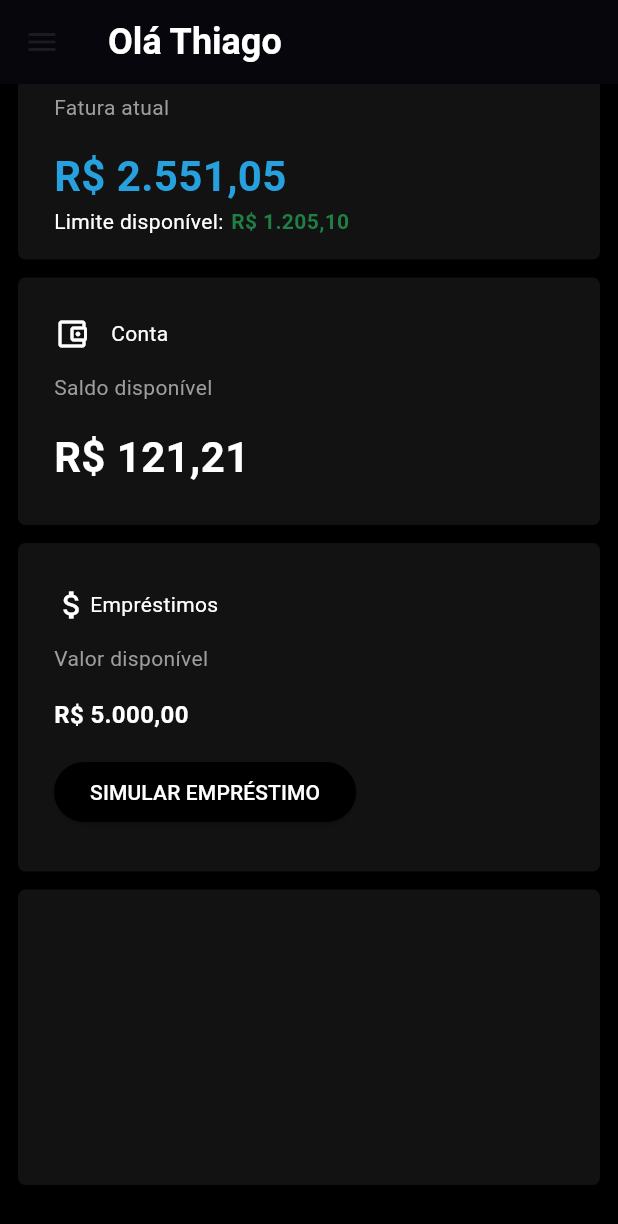
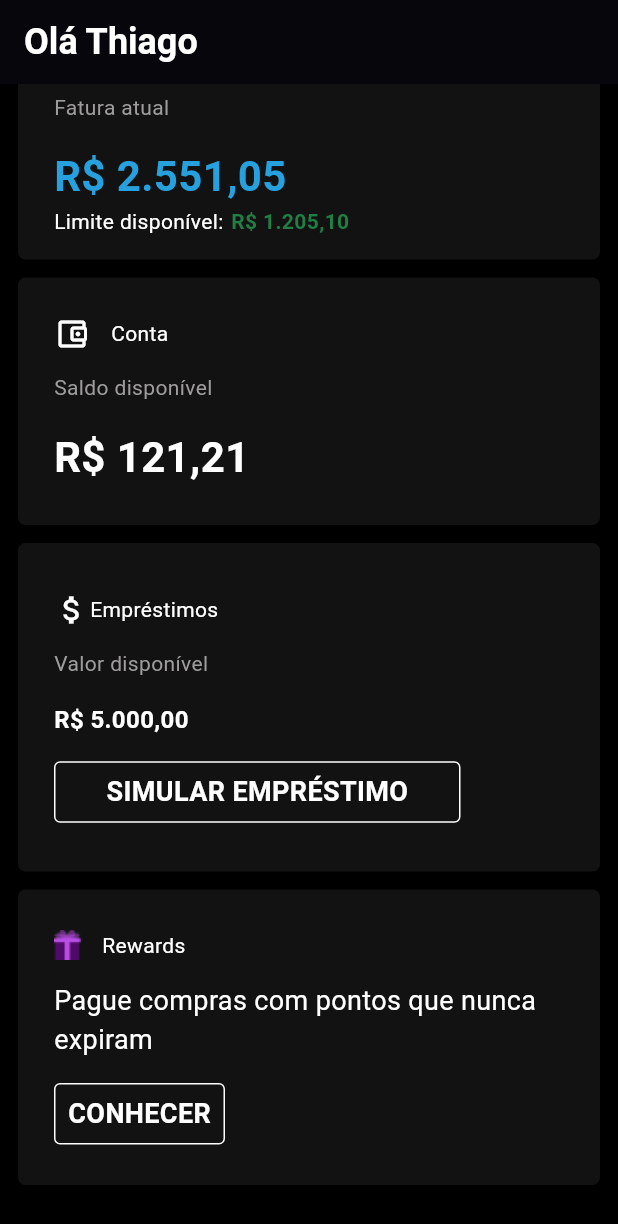
Before and after one commit to ThiagoDeSena/nubank-dark, a Flutter app: the screen it shows after launch, scrolled down 78 dp, on a phone screen of 412 x 824 dp. Shown: the top 1224 px of the screen. Run offline on Flutter 3.47's test engine with Material 3 defaults, Android fonts, the light colour scheme and no system bars; statements that could not run were skipped.

Commit message:
Tela concluída

```diff
--- a/nubank_tela/lib/container/container_emprestimo.dart
+++ b/nubank_tela/lib/container/container_emprestimo.dart
@@ -32,37 +32,43 @@ class ContainerEmprestimo extends StatelessWidget {
                     )
                   ],
                 ),
-                SizedBox(
+                const SizedBox(
                   height: 14,
                 ),
-                Text(
+                const Text(
                   "Valor disponível",
                   style: TextStyle(color: Color(0xff9E9C9C)),
                 ),
-                SizedBox(
+                const SizedBox(
                   height: 16,
                 ),
-                Text(
+                const Text(
                   "R\$ 5.000,00",
                   style: TextStyle(
                       color: Colors.white,
                       fontSize: 16,
                       fontWeight: FontWeight.bold),
                 ),
-                SizedBox(
+                const SizedBox(
                   height: 16,
                 ),
-                ElevatedButton(
-                    style: ButtonStyle(
-                        backgroundColor:
-                            MaterialStatePropertyAll(Colors.black)),
-                    onPressed: () {
-                      print("Apertou o botão para simular empréstimo");
-                    },
+                Container(
+                  decoration: BoxDecoration(
+                      borderRadius: BorderRadius.circular(4),
+                      color: Colors.transparent,
+                      border: Border.all(color: Colors.white)),
+                  width: 271,
+                  height: 41,
+                  child: const Center(
                     child: Text(
                       "SIMULAR EMPRÉSTIMO",
-                      style: TextStyle(color: Colors.white),
-                    ))
+                      style: TextStyle(
+                          color: Colors.white,
+                          fontSize: 18,
+                          fontWeight: FontWeight.bold),
+                    ),
+                  ),
+                )
               ]),
         ),
       ),
--- a/nubank_tela/lib/container/container_rewards.dart
+++ b/nubank_tela/lib/container/container_rewards.dart
@@ -14,6 +14,51 @@ class ContainerRewards extends StatelessWidget {
           borderRadius: BorderRadius.circular(5),
           color: const Color(0xff121212),
         ),
+        child: Padding(
+          padding: const EdgeInsets.only(left: 24),
+          child: Column(
+              crossAxisAlignment: CrossAxisAlignment.start,
+              mainAxisAlignment: MainAxisAlignment.center,
+              children: [
+                Row(children: [
+                  Image.asset("imagens/present.png"),
+                  const SizedBox(
+                    width: 14,
+                  ),
+                  const Text(
+                    "Rewards",
+                    style: TextStyle(color: Colors.white),
+                  )
+                ]),
+                const SizedBox(
+                  height: 14,
+                ),
+                const Text(
+                  "Pague compras com pontos que nunca expiram",
+                  style: TextStyle(color: Colors.white, fontSize: 18),
+                ),
+                const SizedBox(
+                  height: 16,
+                ),
+                Container(
+                  decoration: BoxDecoration(
+                      color: Colors.transparent,
+                      borderRadius: BorderRadius.circular(4),
+                      border: Border.all(color: Colors.white)),
+                  width: 114,
+                  height: 41,
+                  child: const Center(
+                    child: Text(
+                      "CONHECER",
+                      style: TextStyle(
+                          color: Colors.white,
+                          fontSize: 18,
+                          fontWeight: FontWeight.bold),
+                    ),
+                  ),
+                )
+              ]),
+        ),
       ),
     );
   }
--- a/nubank_tela/lib/home/homePage.dart
+++ b/nubank_tela/lib/home/homePage.dart
@@ -20,9 +20,6 @@ class HomePage extends StatelessWidget {
         backgroundColor: Colors.black,
         elevation: 0,
       ),
-      drawer: const Drawer(
-        backgroundColor: Colors.white,
-      ),
       body: const SingleChildScrollView(
         child: Padding(
           padding: EdgeInsets.symmetric(horizontal: 12),
--- a/nubank_tela/pubspec.yaml
+++ b/nubank_tela/pubspec.yaml
@@ -61,6 +61,7 @@ flutter:
   # To add assets to your application, add an assets section, like this:
   assets:
    - imagens/logo.png
+   - imagens/present.png
   #   - images/a_dot_ham.jpeg
 
   # An image asset can refer to one or more resolution-specific "variants", see
```
Also changed, not shown: nubank_tela/imagens/present.png (added).
